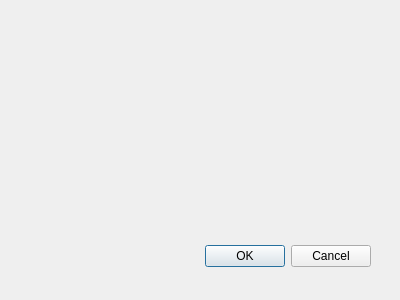
Old version of the form cctwqt/cctwqtsetupinputdialog.ui in the repository guyjennings/cctw.
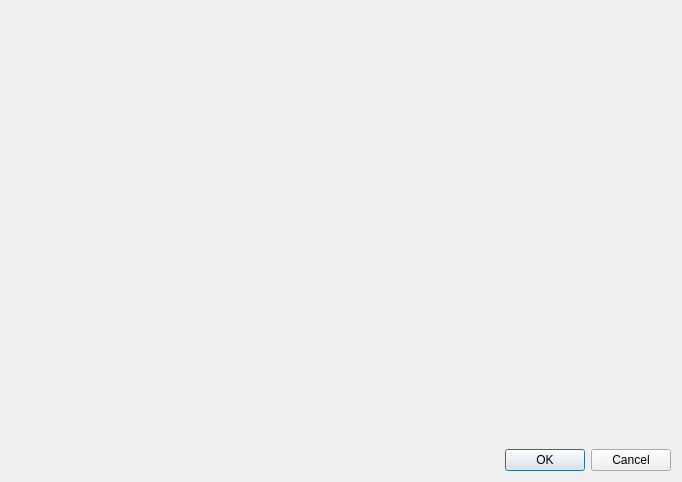
New version of the form.

```diff
--- a/cctwqt/cctwqtsetupinputdialog.ui
+++ b/cctwqt/cctwqtsetupinputdialog.ui
@@ -6,22 +6,16 @@
    <rect>
     <x>0</x>
     <y>0</y>
-    <width>400</width>
-    <height>300</height>
+    <width>682</width>
+    <height>482</height>
    </rect>
   </property>
   <property name="windowTitle">
    <string>CCTW Setup Input...</string>
   </property>
+  <layout class="QGridLayout" name="gridLayout">
+   <item row="2" column="0" colspan="2">
   <widget class="QDialogButtonBox" name="buttonBox">
-   <property name="geometry">
-    <rect>
-     <x>30</x>
-     <y>240</y>
-     <width>341</width>
-     <height>32</height>
-    </rect>
-   </property>
    <property name="orientation">
     <enum>Qt::Horizontal</enum>
    </property>
@@ -29,6 +23,21 @@
     <set>QDialogButtonBox::Cancel|QDialogButtonBox::Ok</set>
    </property>
   </widget>
+   </item>
+   <item row="1" column="0" colspan="2">
+    <spacer name="verticalSpacer">
+     <property name="orientation">
+      <enum>Qt::Vertical</enum>
+     </property>
+     <property name="sizeHint" stdset="0">
+      <size>
+       <width>20</width>
+       <height>40</height>
+      </size>
+     </property>
+    </spacer>
+   </item>
+  </layout>
  </widget>
  <resources/>
  <connections>
```
Left out of the diff: 2 changed lines with no effect on the pictures. Lines whose indentation alone changed are shown as unchanged.
